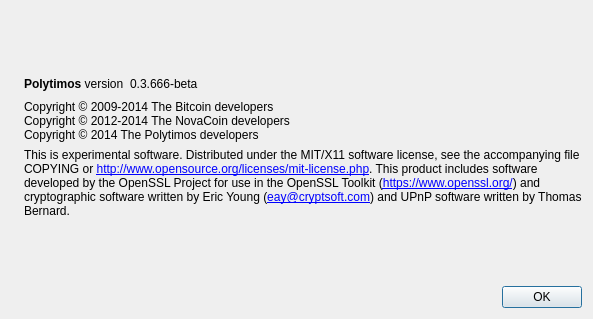
Old version of the form src/qt/forms/aboutdialog.ui in the repository polytimos/master-source.
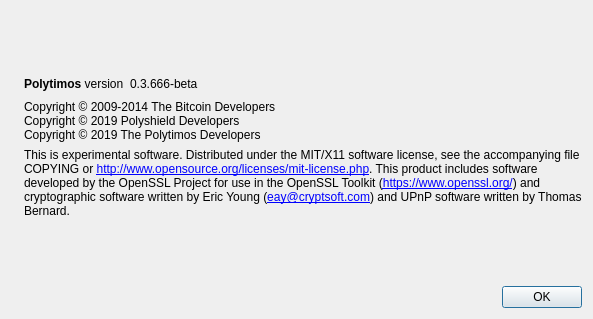
New version of the form. Icons and pictures are not drawn.

The edit to the form file:
```diff
--- a/src/qt/forms/aboutdialog.ui
+++ b/src/qt/forms/aboutdialog.ui
@@ -91,9 +91,9 @@
         <cursorShape>IBeamCursor</cursorShape>
        </property>
        <property name="text">
-        <string>Copyright © 2009-2014 The Bitcoin developers
-Copyright © 2012-2014 The NovaCoin developers
-Copyright © 2014 The Polytimos developers</string>
+        <string>Copyright © 2009-2014 The Bitcoin Developers
+Copyright © 2019 Polyshield Developers
+Copyright © 2019 The Polytimos Developers</string>
        </property>
        <property name="textInteractionFlags">
         <set>Qt::LinksAccessibleByMouse|Qt::TextSelectableByKeyboard|Qt::TextSelectableByMouse</set>
```
